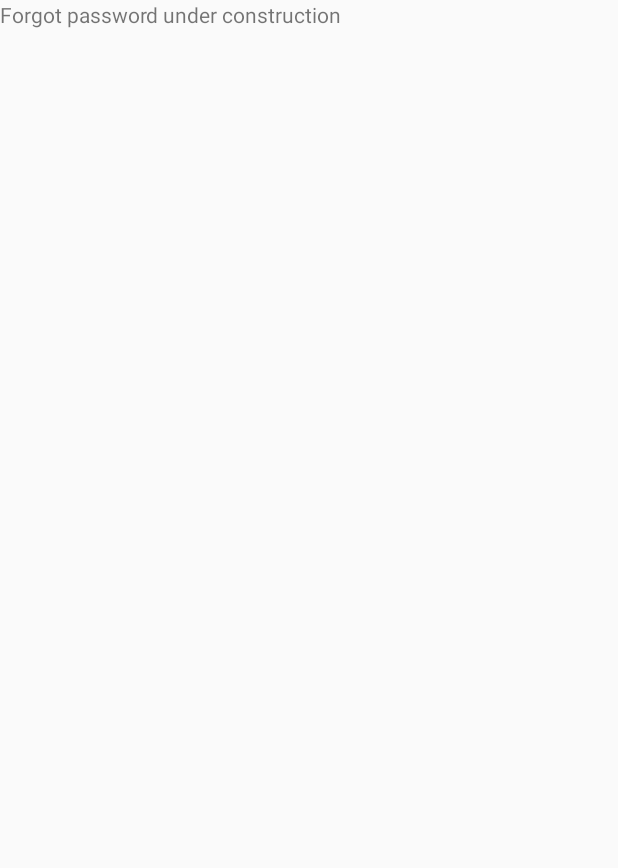
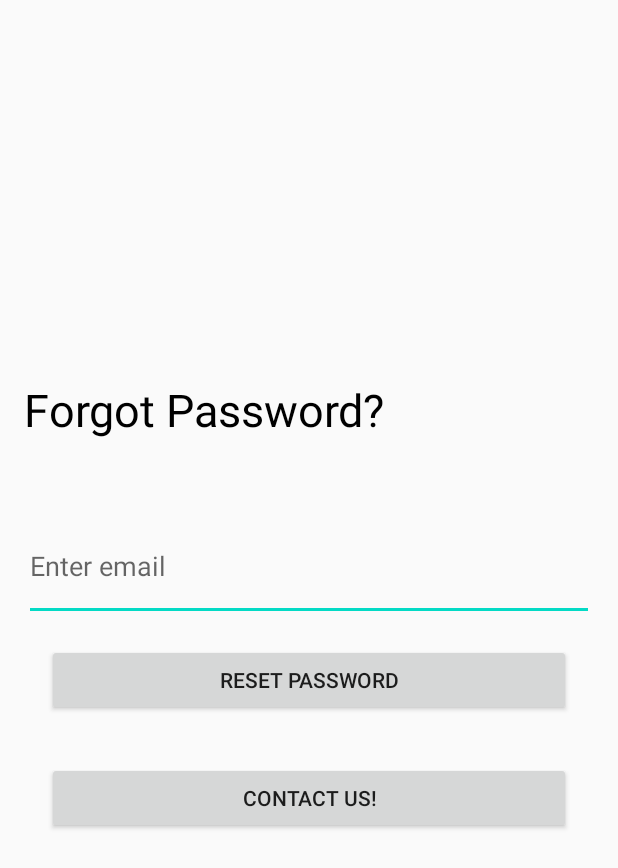
Before and after one commit to danger-ahead/Connect, an Android app: the ForgotActivity screen opened directly, with no data from a screen before it, on a phone screen of 412 x 824 dp. Before the commit the part shown is almost empty. Shown: the top 868 px of the screen. Run offline under Robolectric (Android 15) with nearby library versions, the phone set to English and light mode, and no system bars; our stand-ins replace Firebase (no records; nobody signed in at launch, a user with empty details on screens opened directly).

Commit message:
added forgot password as a comment

```diff
--- a/app/src/main/java/com/connect/ForgotActivity.java
+++ b/app/src/main/java/com/connect/ForgotActivity.java
@@ -1,14 +1,56 @@
 package com.connect;
 
 import androidx.appcompat.app.AppCompatActivity;
+import android.content.Intent;
+import android.os.Bundle;
+import androidx.annotation.NonNull;
+import android.text.TextUtils;
+import android.util.Log;
+import android.view.View;
+import android.widget.Button;
+import android.widget.EditText;
+import android.widget.ProgressBar;
+import android.widget.TextView;
+import android.widget.Toast;
+
+import androidx.appcompat.app.AppCompatActivity;
+
+import com.google.android.gms.tasks.OnCompleteListener;
+import com.google.android.gms.tasks.Task;
+import com.google.firebase.auth.AuthResult;
+import com.google.firebase.auth.FirebaseAuth;
 
 import android.os.Bundle;
 
 public class ForgotActivity extends AppCompatActivity {
 
+     EditText editForgotEmail;
+     Button reset;
+
     @Override
     protected void onCreate(Bundle savedInstanceState) {
         super.onCreate(savedInstanceState);
         setContentView(R.layout.activity_forgot);
+        reset = (Button) findViewById(R.id.buttonreset);
+        reset.setOnClickListener(new View.OnClickListener() {
+            @Override
+            public void onClick(View v) {
+                ForgotPassword();
+            }
+        });
+    }
+
+    private void ForgotPassword() {
+
+        /*String email = editForgotEmail.getText().toString().trim();
+        FirebaseAuth.getInstance().sendPasswordResetEmail(email)
+                .addOnCompleteListener(new OnCompleteListener<Void>() {
+                    @Override
+                    public void onComplete(@NonNull Task<Void> task) {
+                        if (task.isSuccessful()) {
+                            Toast.makeText(ForgotActivity.this,"Verification error",Toast.LENGTH_LONG).show();
+                        }
+                    }
+                });*/
     }
 }
--- a/app/src/main/res/layout/activity_forgot.xml
+++ b/app/src/main/res/layout/activity_forgot.xml
@@ -1,21 +1,48 @@
 <?xml version="1.0" encoding="utf-8"?>
-<androidx.constraintlayout.widget.ConstraintLayout xmlns:android="http://schemas.android.com/apk/res/android"
-    xmlns:app="http://schemas.android.com/apk/res-auto"
+<RelativeLayout xmlns:android="http://schemas.android.com/apk/res/android"
     xmlns:tools="http://schemas.android.com/tools"
     android:layout_width="match_parent"
     android:layout_height="match_parent"
-    tools:context=".ForgotActivity">
+    android:paddingBottom="@dimen/activity_vertical_margin"
+    android:paddingLeft="@dimen/activity_horizontal_margin"
+    android:paddingRight="@dimen/activity_horizontal_margin"
+    android:paddingTop="@dimen/activity_vertical_margin"
+    tools:context="com.connect.LoginActivity">
+
 
     <LinearLayout
-        xmlns:android="http://schemas.android.com/apk/res/android"
+        android:layout_centerVertical="true"
         android:layout_width="match_parent"
-        android:layout_height="match_parent">
+        android:layout_height="wrap_content"
+        android:orientation="vertical">
+
+
         <TextView
-            android:id="@+id/text_view_id"
+            android:layout_width="256dp"
+            android:layout_height="88dp"
+            android:text="Forgot Password?"
+            android:textColor="#000000"
+            android:textSize="30sp" />
+
+        <EditText
+            android:id="@+id/editForgotEmail"
+            android:layout_width="match_parent"
+            android:layout_height="73dp"
+            android:hint="Enter email"
+            android:inputType="textEmailAddress" />
+        <Button
+            android:id="@+id/buttonreset"
+            android:layout_width="match_parent"
             android:layout_height="wrap_content"
-            android:layout_width="wrap_content"
-            android:text="Forgot password under construction" />
+            android:layout_margin="15dp"
+            android:text="Reset password" />
+        <Button
+            android:id="@+id/buttoncontact"
+            android:layout_width="match_parent"
+            android:layout_height="wrap_content"
+            android:layout_margin="15dp"
+            android:text="Contact Us!" />
+
     </LinearLayout>
 
-
-</androidx.constraintlayout.widget.ConstraintLayout>
+</RelativeLayout>
--- a/app/src/main/res/layout/activity_main.xml
+++ b/app/src/main/res/layout/activity_main.xml
@@ -24,18 +24,20 @@
         app:layout_constraintTop_toTopOf="parent" />
 
     <Button
+        android:id="@+id/about"
         style="@style/Widget.AppCompat.Button"
-        android:id="@+id/about"
-        android:layout_width="wrap_content"
-        android:layout_height="wrap_content"
-        android:layout_marginStart="263dp"
+        android:layout_width="118dp"
+        android:layout_height="43dp"
+        android:layout_marginStart="170dp"
         android:layout_marginTop="629dp"
-        android:layout_marginEnd="60dp"
-        android:layout_marginBottom="54dp"
+        android:layout_marginEnd="170dp"
+        android:layout_marginBottom="50dp"
+        android:text="@string/about_us"
         app:layout_constraintBottom_toBottomOf="parent"
         app:layout_constraintEnd_toEndOf="parent"
+        app:layout_constraintHorizontal_bias="0.51"
         app:layout_constraintStart_toStartOf="parent"
         app:layout_constraintTop_toTopOf="parent"
-        android:text="@string/about_us"/>
+        app:layout_constraintVertical_bias="0.0" />
 
 </androidx.constraintlayout.widget.ConstraintLayout>
```
